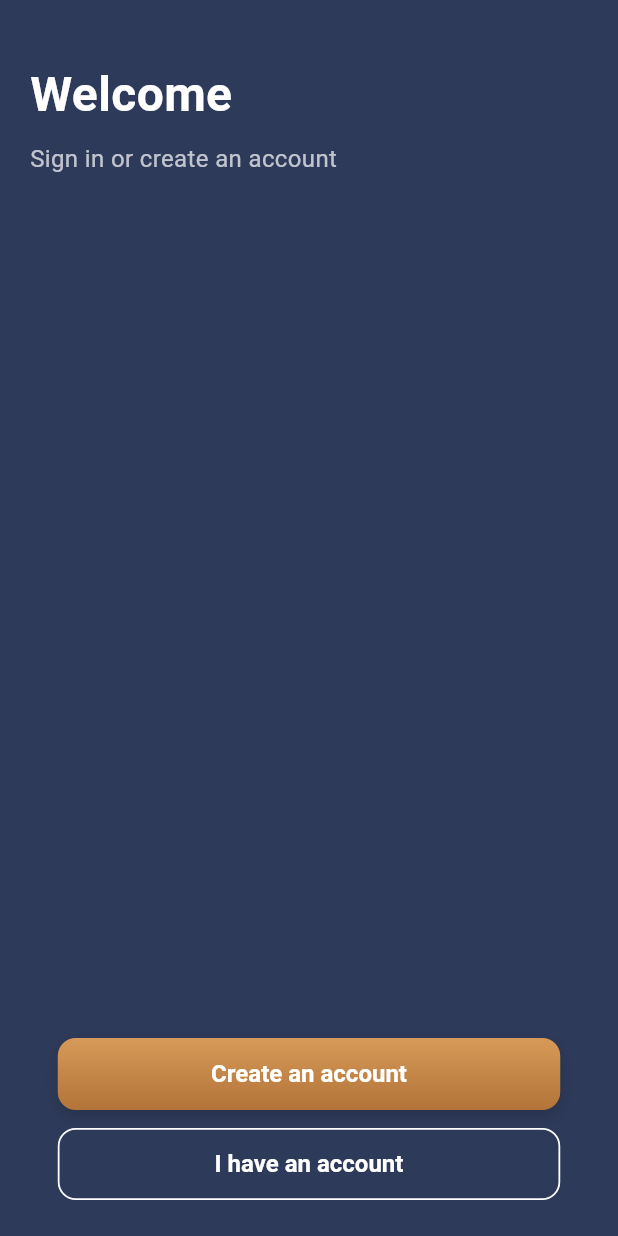
After one commit to Atik-hridoy/kindered_app, a Flutter app: the LoginView screen opened by its route, on a phone screen of 412 x 824 dp. The commit adds this screen. Run offline on Flutter 3.47's test engine with Material 3 defaults, Android fonts, the phone set to English and light mode, and no system bars; our stand-ins replace flutter_svg, get; project files that could hold a hidden picture were left out.

Commit message:
------ creatre login view  -------

```diff
--- a/lib/config/app_routes.dart
+++ b/lib/config/app_routes.dart
@@ -3,16 +3,20 @@ import '../modules/splash/splash_view.dart';
 import '../modules/splash/splash_binding.dart';
 import '../modules/onboarding/onboarding_view.dart';
 import '../modules/onboarding/onboarding_binding.dart';
+import '../modules/auth/views/login_view.dart';
+import '../modules/auth/bindings/auth_binding.dart';
 
 class AppRoutes {
   // Route names
   static const String splash = '/';
   static const String onboarding = '/onboarding';
+  static const String login = '/login';
   static const String home = '/home';
 
   // Route getters
   static String getSplashRoute() => splash;
   static String getOnboardingRoute() => onboarding;
+  static String getLoginRoute() => login;
   static String getHomeRoute() => home;
 
   // Route definitions
@@ -27,5 +31,10 @@ class AppRoutes {
       page: () => OnboardingView(),
       binding: OnboardingBinding(),
     ),
+    GetPage(
+      name: login,
+      page: () => const LoginView(),
+      binding: AuthBinding(),
+    ),
   ];
 }
--- /dev/null
+++ b/lib/modules/auth/bindings/auth_binding.dart
@@ -0,0 +1,9 @@
+import 'package:get/get.dart';
+import '../controllers/login_controller.dart';
+
+class AuthBinding extends Bindings {
+  @override
+  void dependencies() {
+    Get.lazyPut<LoginController>(() => LoginController());
+  }
+}
--- /dev/null
+++ b/lib/modules/auth/controllers/login_controller.dart
@@ -0,0 +1,6 @@
+import 'package:get/get.dart';
+
+class LoginController extends GetxController {
+  // Controller logic will be added here in the future
+  static LoginController get to => Get.find();
+}
--- /dev/null
+++ b/lib/modules/auth/views/login_view.dart
@@ -0,0 +1,75 @@
+import 'package:flutter/material.dart';
+import 'package:get/get.dart';
+import '../controllers/login_controller.dart';
+import '../widget_button.dart';
+
+class LoginView extends GetView<LoginController> {
+  const LoginView({super.key});
+
+  @override
+  Widget build(BuildContext context) {
+    return Scaffold(
+      body: SafeArea(
+        child: Stack(
+          children: [
+            // Optional: simple background color to start with
+            Container(color: const Color(0xFF2E3A59)),
+
+            // Content
+            Padding(
+              padding: const EdgeInsets.symmetric(horizontal: 20.0),
+              child: Column(
+                crossAxisAlignment: CrossAxisAlignment.start,
+                children: [
+                  const SizedBox(height: 40),
+                  const Text(
+                    'Welcome',
+                    style: TextStyle(
+                      color: Colors.white,
+                      fontSize: 32,
+                      fontWeight: FontWeight.bold,
+                    ),
+                  ),
+                  const SizedBox(height: 8),
+                  const Text(
+                    'Sign in or create an account',
+                    style: TextStyle(
+                      color: Colors.white70,
+                      fontSize: 16,
+                    ),
+                  ),
+                  const Spacer(),
+
+                  // Primary CTA
+                  Center(
+                    child: AuthCtaButton(
+                      text: 'Create an account',
+                      onPressed: () {
+                        // TODO: navigate to sign up
+                      },
+                      style: AuthButtonStyle.filled,
+                    ),
+                  ),
+                  const SizedBox(height: 12),
+
+                  // Secondary CTA
+                  Center(
+                    child: AuthCtaButton(
+                      text: 'I have an account',
+                      onPressed: () {
+                        // TODO: navigate to sign in form
+                      },
+                      style: AuthButtonStyle.outline,
+                    ),
+                  ),
+
+                  const SizedBox(height: 24),
+                ],
+              ),
+            ),
+          ],
+        ),
+      ),
+    );
+  }
+}
--- /dev/null
+++ b/lib/modules/auth/widget_button.dart
@@ -0,0 +1,84 @@
+import 'package:flutter/material.dart';
+
+enum AuthButtonStyle { filled, outline }
+
+class AuthCtaButton extends StatelessWidget {
+  final String text;
+  final VoidCallback onPressed;
+  final AuthButtonStyle style;
+
+  const AuthCtaButton({
+    super.key,
+    required this.text,
+    required this.onPressed,
+    this.style = AuthButtonStyle.filled,
+  });
+
+  @override
+  Widget build(BuildContext context) {
+    final borderRadius = BorderRadius.circular(12);
+
+    if (style == AuthButtonStyle.outline) {
+      // White outline button: "I have an account"
+      return SizedBox(
+        width: 335,
+        height: 48,
+        child: OutlinedButton(
+          onPressed: onPressed,
+          style: OutlinedButton.styleFrom(
+            side: const BorderSide(color: Colors.white, width: 1.2),
+            shape: RoundedRectangleBorder(borderRadius: borderRadius),
+            backgroundColor: Colors.white.withOpacity(0.0),
+            foregroundColor: Colors.white,
+            textStyle: const TextStyle(
+              fontSize: 16,
+              fontWeight: FontWeight.w600,
+            ),
+          ),
+          child: Text(text),
+        ),
+      );
+    }
+
+    // Filled gradient button: "Create an account"
+    return SizedBox(
+      width: 335,
+      height: 48,
+      child: DecoratedBox(
+        decoration: BoxDecoration(
+          borderRadius: borderRadius,
+          gradient: const LinearGradient(
+            begin: Alignment.topCenter,
+            end: Alignment.bottomCenter,
+            colors: [
+              Color(0xFFD89A58), // top
+              Color(0xFFB27438), // bottom
+            ],
+          ),
+          boxShadow: [
+            BoxShadow(
+              color: Colors.black.withOpacity(0.15),
+              blurRadius: 8,
+              offset: const Offset(0, 4),
+            ),
+          ],
+        ),
+        child: ElevatedButton(
+          onPressed: onPressed,
+          style: ElevatedButton.styleFrom(
+            elevation: 0,
+            backgroundColor: Colors.transparent,
+            shadowColor: Colors.transparent,
+            shape: RoundedRectangleBorder(borderRadius: borderRadius),
+            foregroundColor: Colors.white,
+            textStyle: const TextStyle(
+              fontSize: 16,
+              fontWeight: FontWeight.w600,
+            ),
+          ),
+          child: Text(text),
+        ),
+      ),
+    );
+  }
+}
--- a/lib/modules/onboarding/widget_button.dart
+++ b/lib/modules/onboarding/widget_button.dart
@@ -53,6 +53,7 @@ class OnboardingButton extends StatelessWidget {
             color: Color(0xFF2E3A59), // #2E3A59
             fontSize: 16,
             fontWeight: FontWeight.w600,
+            fontFamily: 'Inter',
             letterSpacing: 0.5,
           ),
         ),
--- a/lib/modules/splash/splash_view.dart
+++ b/lib/modules/splash/splash_view.dart
@@ -1,9 +1,9 @@
 import 'dart:async';
 import 'package:flutter/material.dart';
 import 'package:flutter_svg/flutter_svg.dart';
+import '../../config/app_themes.dart';
 import 'package:get/get.dart';
 import '../../config/app_routes.dart';
-import '../../config/app_themes.dart';
 
 class SplashView extends StatefulWidget {
   const SplashView({super.key});
@@ -16,7 +16,7 @@ class _SplashViewState extends State<SplashView> {
   @override
   void initState() {
     super.initState();
-    // Navigate to onboarding after 2 seconds
+    // Simple splash -> onboarding navigation
     Timer(const Duration(seconds: 2), () {
       Get.offAllNamed(AppRoutes.onboarding);
     });
--- a/pubspec.yaml
+++ b/pubspec.yaml
@@ -68,6 +68,7 @@ flutter:
     - assets/images/ob1.jpg
     - assets/images/ob2.jpg
     - assets/images/ob3.jpg
+    - assets/images/au1.jpg
     - assets/svg/
 
   # An image asset can refer to one or more resolution-specific "variants", see
```
Also changed, not shown: lib/app.dart (+7 -0 lines), lib/modules/auth/widgets/auth_button.dart (added, +42 -0 lines), lib/modules/onboarding/onboarding_controller.dart (+1 -30 lines), lib/modules/onboarding/onboarding_view.dart (+47 -29 lines), lib/modules/splash/splash_controller.dart (+1 -35 lines), 1 other file.
